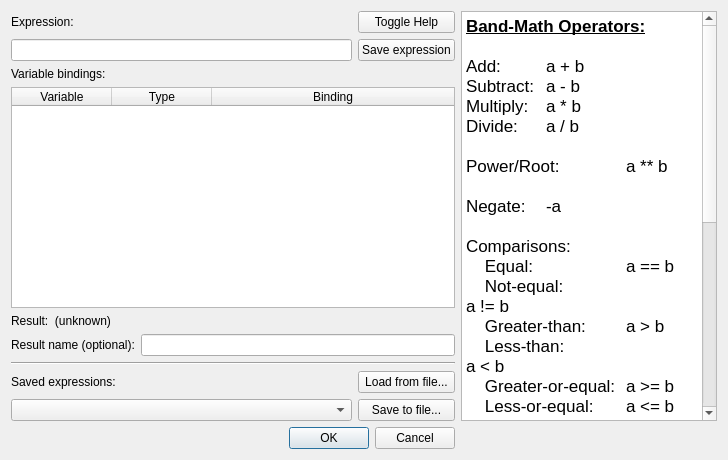
Before: the Qt Designer form src/wiser/gui/ui_files/band_math.ui in Ehlmann-research-group/WISER, drawn with Qt 5.
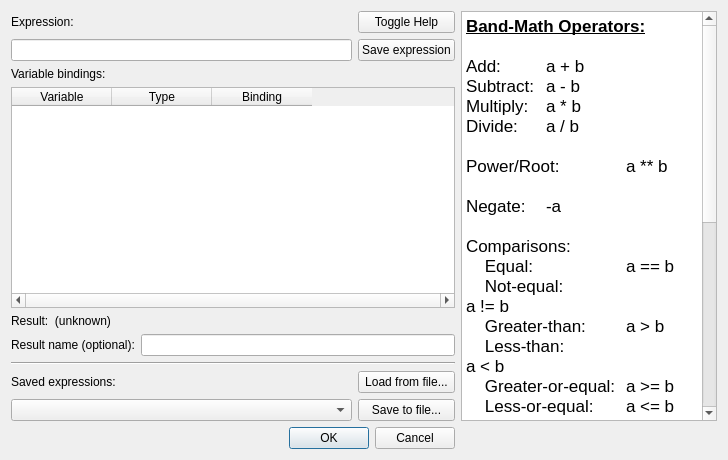
After: the same form once the commit is applied.

Commit message:
Make the band-math dialog variable-binding choosers full-size
The band-math dialog didn't resize the variable-binding chooser column
wide enough, especially on Windows.  Now everything should resize to
full-size, and should also show a horizontal scroll-bar all the time.

The edit to the form file:
```diff
--- a/src/wiser/gui/ui_files/band_math.ui
+++ b/src/wiser/gui/ui_files/band_math.ui
@@ -60,8 +60,11 @@
    </item>
    <item row="7" column="0" colspan="2">
     <widget class="QTableWidget" name="tbl_variables">
+     <property name="horizontalScrollBarPolicy">
+      <enum>Qt::ScrollBarAlwaysOn</enum>
+     </property>
      <attribute name="horizontalHeaderStretchLastSection">
-      <bool>true</bool>
+      <bool>false</bool>
      </attribute>
      <attribute name="verticalHeaderMinimumSectionSize">
       <number>23</number>
```
Left out of the diff: 19 changed lines with no effect on the pictures. The commit also changes 1 other file.
